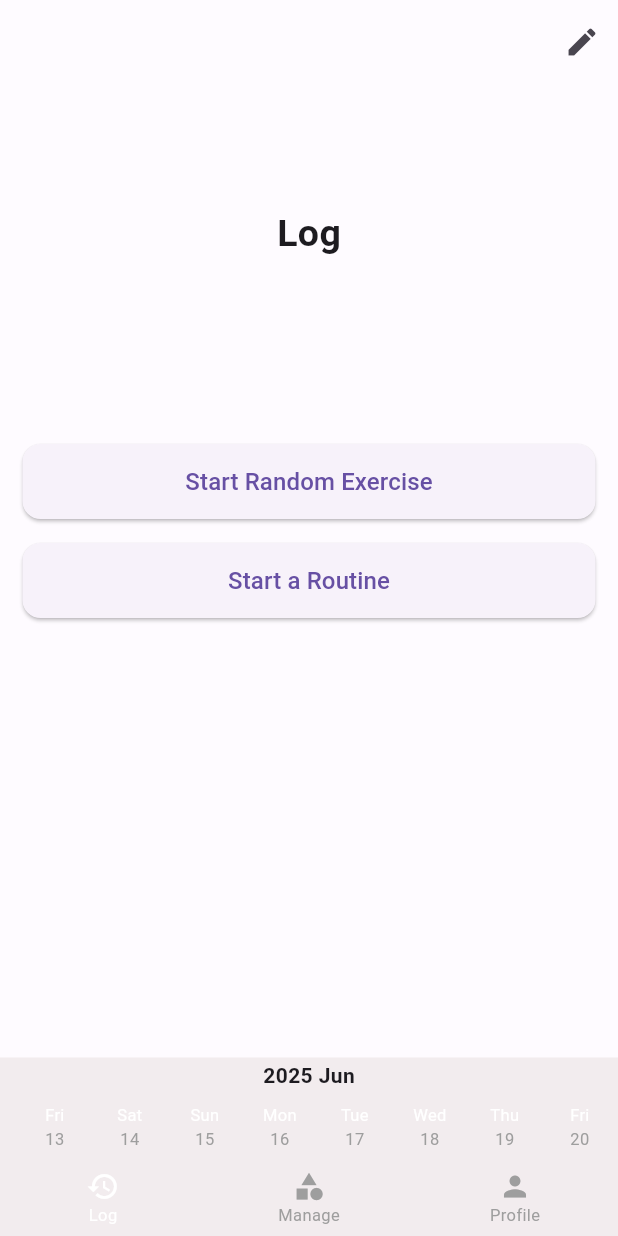
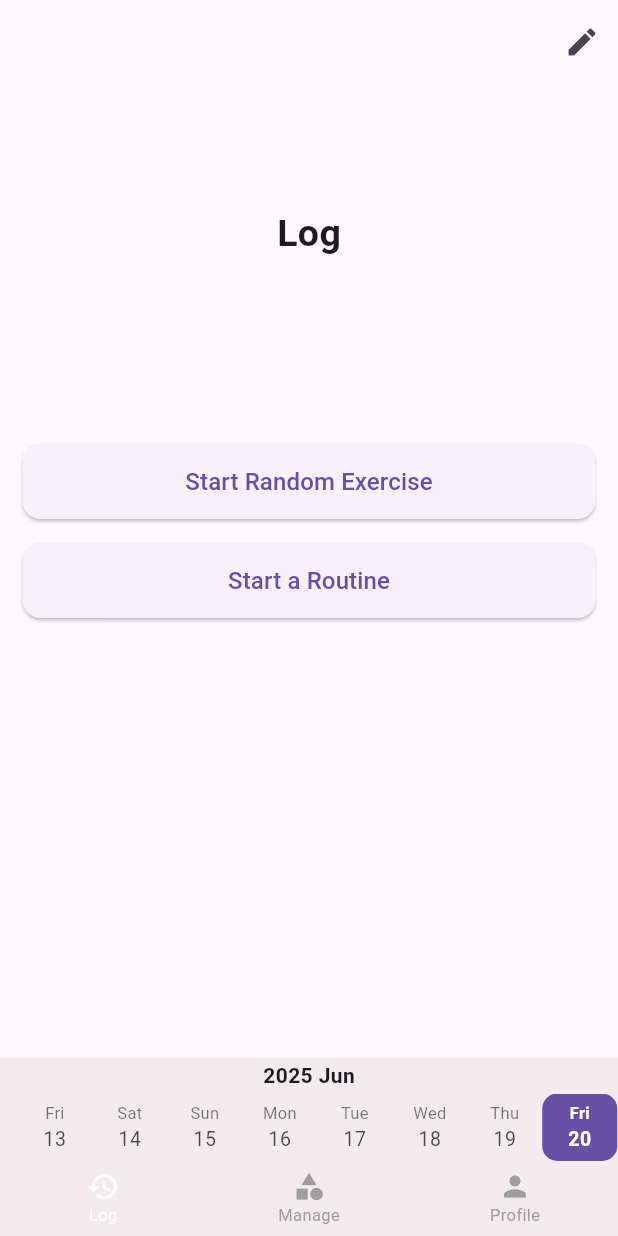
Before and after one commit to PebbleHearts/rep-records, a Flutter app: the screen it shows after launch, on a phone screen of 412 x 824 dp. Run offline on Flutter 3.47's test engine with Material 3 defaults, Android fonts, the light colour scheme and no system bars; our stand-ins replace drift, shared_preferences, supabase_flutter; accounts and stored records are empty; generated files the repository leaves out were written again; statements that could not run were skipped.

Commit message:
feat: display log item in the log page and fix the style issue and logic issues with the horizontal date selector

```diff
--- a/lib/components/horizontal-date-selector/date_item.dart
+++ b/lib/components/horizontal-date-selector/date_item.dart
@@ -23,9 +23,13 @@ class DateItem extends StatelessWidget {
     return InkWell(
       onTap: () => onDateTap(dateObject),
       borderRadius: BorderRadius.circular(10),
-      child: SizedBox(
+      child: Container(
         width: 50,
         height: 45,
+        decoration: BoxDecoration(
+          color: isDateSelected ? Theme.of(context).primaryColor : Colors.transparent,
+          borderRadius: BorderRadius.circular(10),
+        ),
         child: Column(
           crossAxisAlignment: CrossAxisAlignment.center,
           mainAxisAlignment: MainAxisAlignment.center,
@@ -35,15 +39,19 @@ class DateItem extends StatelessWidget {
               style: TextStyle(
                 fontSize: 11,
                 fontWeight: isDateSelected ? FontWeight.bold : FontWeight.normal,
-                color: isDateSelected ? Colors.black : Colors.white,
+                color: isDateSelected
+                  ? Colors.white
+                  : Theme.of(context).textTheme.bodyMedium?.color?.withOpacity(0.6),
               ),
             ),
             Text(
               formattedDay,
               style: TextStyle(
-                fontSize: 11,
+                fontSize: 13,
                 fontWeight: isDateSelected ? FontWeight.bold : FontWeight.normal,
-                color: isDateSelected ? Colors.black : Colors.grey,
+                color: isDateSelected
+                  ? Colors.white
+                  : Theme.of(context).textTheme.bodyMedium?.color?.withOpacity(0.8),
               ),
             ),
           ],
--- a/lib/screens/log-screen/log_screen.dart
+++ b/lib/screens/log-screen/log_screen.dart
@@ -1,9 +1,12 @@
 import 'package:flutter/material.dart';
 import 'package:rep_records/components/horizontal-date-selector/horizontal_date_selector.dart';
+import 'package:rep_records/main.dart';
 import 'package:rep_records/screens/edit-log-screen/edit_log_screen.dart';
 import 'package:rep_records/screens/log-screen/components/log_item.dart';
 import 'package:rep_records/screens/log-screen/components/routine_selection_sheet.dart';
 import 'package:rep_records/theme/app_theme.dart';
+import 'package:rep_records/database/database.dart';
+import 'package:rep_records/database/dao/exercise_log_dao.dart';
 
 class LogScreen extends StatefulWidget {
   const LogScreen({super.key});
@@ -13,7 +16,22 @@ class LogScreen extends StatefulWidget {
 }
 
 class _LogScreenState extends State<LogScreen> {
-  String _selectedDate = '21-03-2025'; // Default date in dd-mm-yyyy format
+  late String _selectedDate;
+  late ExerciseLogDao _exerciseLogDao;
+
+  @override
+  void initState() {
+    super.initState();
+    // Initialize with current date
+    _selectedDate = _formatDate(DateTime.now());
+    _exerciseLogDao = database.exerciseLogDao;
+  }
+
+  @override
+  void dispose() {
+    database.close();
+    super.dispose();
+  }
 
   void _showRoutineSelectionSheet(BuildContext context) {
     showModalBottomSheet(
@@ -28,36 +46,21 @@ class _LogScreenState extends State<LogScreen> {
     return '${date.day.toString().padLeft(2, '0')}-${date.month.toString().padLeft(2, '0')}-${date.year}';
   }
 
+  LogExercise _convertToLogExercise(ExerciseLogWithExercise logWithExercise) {
+    final sets = logWithExercise.log.setsData.sets.map((setData) => LogSet(
+      setNumber: setData.setNumber,
+      weight: setData.weight,
+      reps: setData.reps,
+    )).toList();
+
+    return LogExercise(
+      name: logWithExercise.exercise.name,
+      sets: sets,
+    );
+  }
+
   @override
   Widget build(BuildContext context) {
-    // Sample data - in a real app, this would come from a database or API
-    // final exercises = [
-    //   LogExercise(
-    //     name: 'Bench Press',
-    //     sets: [
-    //       LogSet(setNumber: 1, weight: 60, reps: 12),
-    //       LogSet(setNumber: 2, weight: 65, reps: 10),
-    //       LogSet(setNumber: 3, weight: 70, reps: 8),
-    //     ],
-    //   ),
-    //   LogExercise(
-    //     name: 'Squats',
-    //     sets: [
-    //       LogSet(setNumber: 1, weight: 80, reps: 10),
-    //       LogSet(setNumber: 2, weight: 85, reps: 8),
-    //       LogSet(setNumber: 3, weight: 90, reps: 6),
-    //     ],
-    //   ),
-    //   LogExercise(
-    //     name: 'Deadlift',
-    //     sets: [
-    //       LogSet(setNumber: 1, weight: 100, reps: 8),
-    //       LogSet(setNumber: 2, weight: 110, reps: 6),
-    //       LogSet(setNumber: 3, weight: 120, reps: 4),
-    //     ],
-    //   ),
-    // ];
-    final exercises = [];
 
     return Scaffold(
       backgroundColor: Theme.of(context).extension<AppTheme>()!.background,
@@ -85,7 +88,23 @@ class _LogScreenState extends State<LogScreen> {
         child: Column(
           children: [
             Expanded(
-              child: SingleChildScrollView(
+              child: StreamBuilder<List<ExerciseLogWithExercise>>(
+                stream: _exerciseLogDao.watchLogsForDate(_selectedDate),
+                builder: (context, snapshot) {
+                  if (snapshot.connectionState == ConnectionState.waiting) {
+                    return const Center(child: CircularProgressIndicator());
+                  }
+
+                  if (snapshot.hasError) {
+                    return Center(
+                      child: Text('Error: ${snapshot.error}'),
+                    );
+                  }
+
+                  final logsWithExercises = snapshot.data ?? [];
+                  final exercises = logsWithExercises.map(_convertToLogExercise).toList();
+
+                  return SingleChildScrollView(
                     child: Padding(
                       padding: const EdgeInsets.only(left: 15, right: 15, bottom: 15),
                       child: Column(
@@ -147,6 +166,8 @@ class _LogScreenState extends State<LogScreen> {
                         ],
                       ),
                     ),
+                  );
+                },
               ),
             ),
             HorizontalDateSelector(
```
Lines whose indentation alone changed are shown as unchanged.
